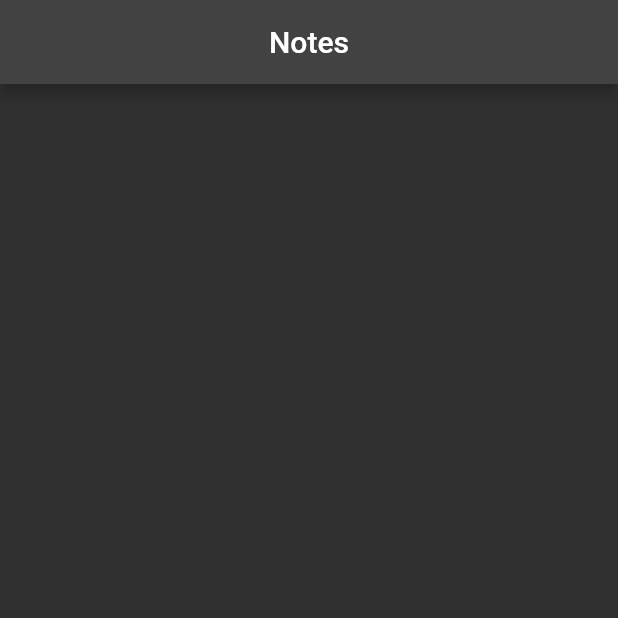
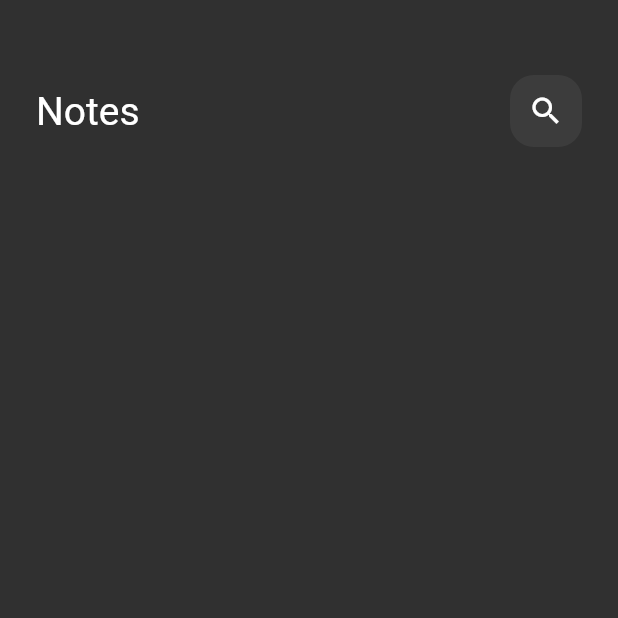
Before and after one commit to Saud2712/Notes_app, a Flutter app: the screen it shows after launch, on a phone screen of 412 x 824 dp, the top half of it. Run offline on Flutter 3.47's test engine with Material 2 defaults, Android fonts, the phone set to English and light mode, and no system bars.

Commit message:
Custom App Bar

```diff
--- a/lib/views/notes_view.dart
+++ b/lib/views/notes_view.dart
@@ -1,17 +1,13 @@
 import 'package:flutter/material.dart';
-import 'package:flutter/src/foundation/key.dart';
-import 'package:flutter/src/widgets/framework.dart';
+import '../widget/notes_view_body.dart';
 
 class Notes_View extends StatelessWidget {
   const Notes_View({Key? key}) : super(key: key);
 
   @override
   Widget build(BuildContext context) {
-    return Scaffold(
-      appBar: AppBar(
-        title: const Text('Notes'),
-        centerTitle: true,
-      ),
+    return const Scaffold(
+      body: NotesViewBody(),
     );
   }
 }
--- /dev/null
+++ b/lib/widget/custom_app_bar.dart
@@ -0,0 +1,23 @@
+import 'package:flutter/cupertino.dart';
+import 'package:flutter/material.dart';
+import 'custom_search_icon.dart';
+
+class CustomAppBar extends StatelessWidget {
+  const CustomAppBar({Key? key}) : super(key: key);
+
+  @override
+  Widget build(BuildContext context) {
+    return Row(
+      children: const [
+        Text(
+          'Notes',
+          style: TextStyle(
+            fontSize: 26,
+          ),
+        ),
+        Spacer(),
+        CustomSearchIcon(),
+      ],
+    );
+  }
+}
--- /dev/null
+++ b/lib/widget/custom_search_icon.dart
@@ -0,0 +1,17 @@
+import 'package:flutter/material.dart';
+
+class CustomSearchIcon extends StatelessWidget {
+  const CustomSearchIcon({Key? key}) : super(key: key);
+
+  @override
+  Widget build(BuildContext context) {
+    return Container(
+      height: 48,
+      width: 48,
+      decoration: BoxDecoration(
+          color: Colors.white.withOpacity(0.06),
+          borderRadius: const BorderRadius.all(Radius.circular(16))),
+      child: const Center(child: Icon(Icons.search)),
+    );
+  }
+}
--- /dev/null
+++ b/lib/widget/notes_view_body.dart
@@ -0,0 +1,19 @@
+import 'package:flutter/material.dart';
+import 'package:notes_app/widget/custom_app_bar.dart';
+
+class NotesViewBody extends StatelessWidget {
+  const NotesViewBody({Key? key}) : super(key: key);
+
+  @override
+  Widget build(BuildContext context) {
+    return Padding(
+      padding: const EdgeInsets.symmetric(horizontal: 24),
+      child: Column(
+        children: const [
+          SizedBox(height: 50),
+          CustomAppBar(),
+        ],
+      ),
+    );
+  }
+}
```
